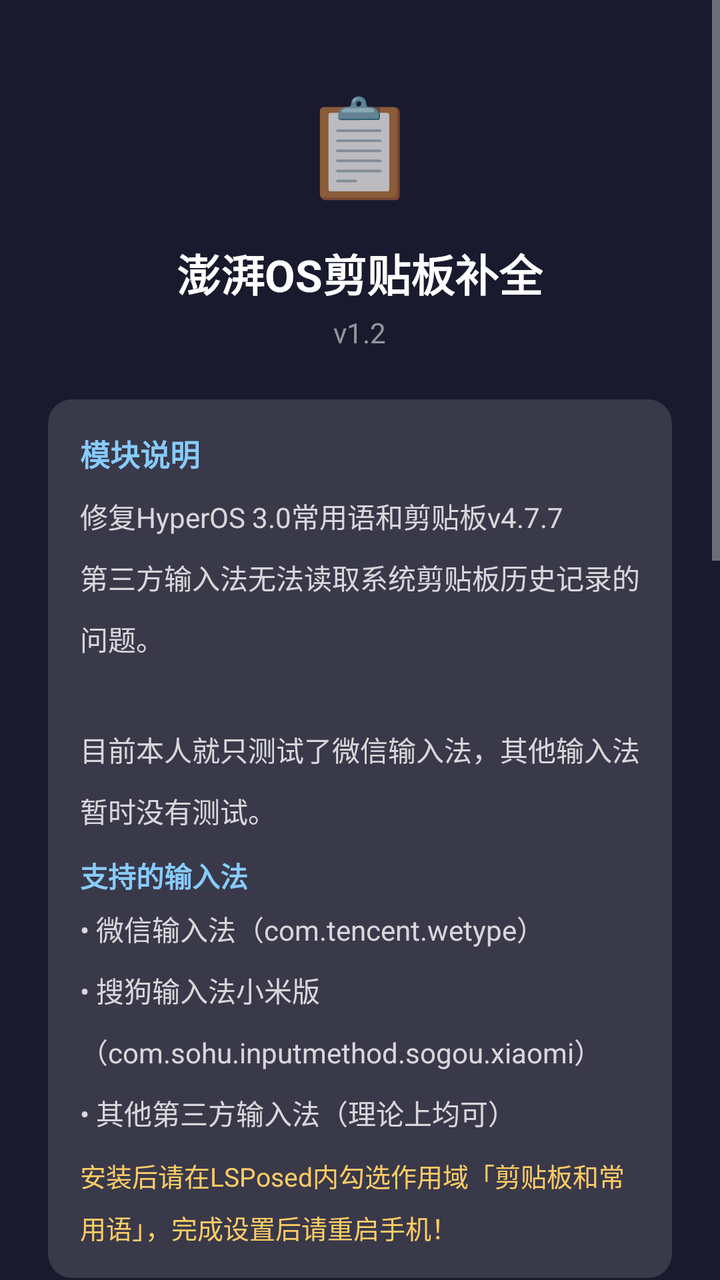
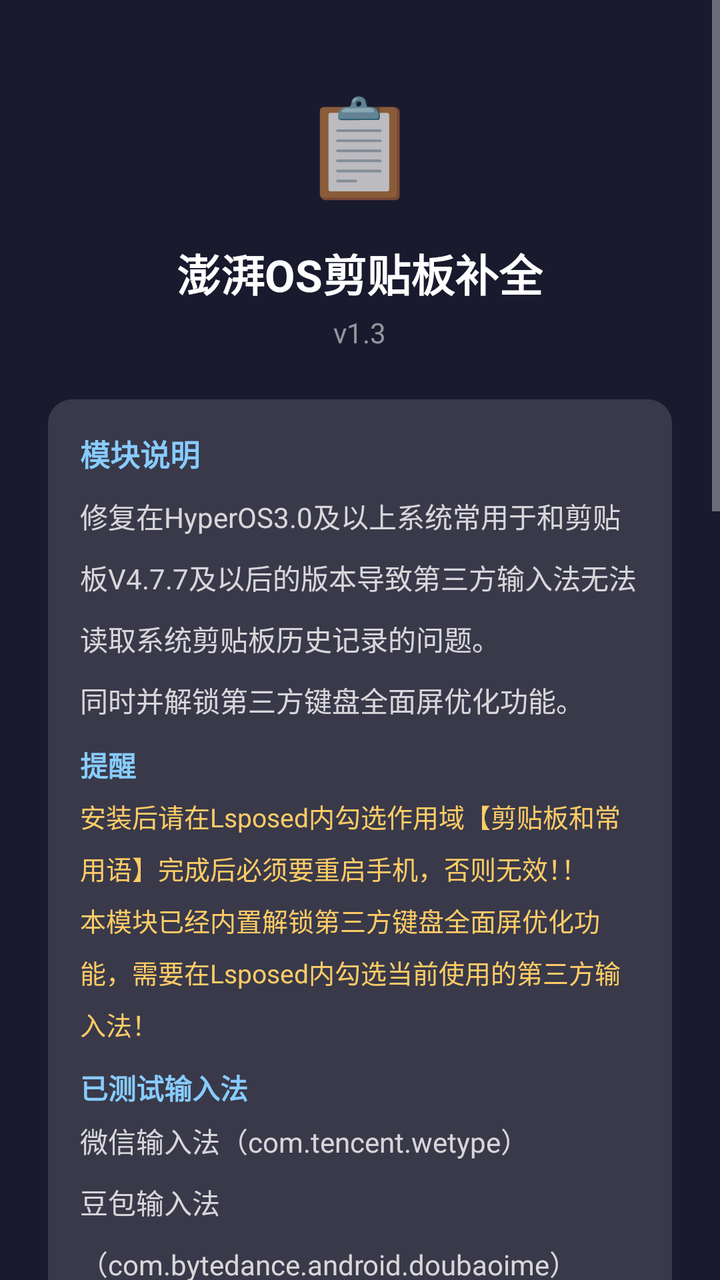

Screens rendered from an Android XML layout before and after an edit, with the pre-edit source and the edit as a unified diff.
<!-- AndroidManifest.xml: activity theme android:Theme.Material.NoActionBar -->
<!-- res/layout/activity_about.xml -->
<?xml version="1.0" encoding="utf-8"?>

<ScrollView xmlns:android="http://schemas.android.com/apk/res/android"
    android:layout_width="match_parent"
    android:layout_height="match_parent"
    android:background="#FF1A1A2E"
    android:fillViewport="true">

    <LinearLayout
        android:layout_width="match_parent"
        android:layout_height="wrap_content"
        android:orientation="vertical"
        android:padding="24dp"
        android:gravity="center_horizontal">

        
        <TextView
            android:layout_width="wrap_content"
            android:layout_height="wrap_content"
            android:text="📋"
            android:textSize="48sp"
            android:layout_marginTop="16dp"
            android:layout_marginBottom="16dp" />

        
        <TextView
            android:layout_width="wrap_content"
            android:layout_height="wrap_content"
            android:text="澎湃OS剪贴板补全"
            android:textColor="#FFFFFFFF"
            android:textSize="22sp"
            android:textStyle="bold"
            android:layout_marginBottom="4dp" />

        
        <TextView
            android:layout_width="wrap_content"
            android:layout_height="wrap_content"
            android:text="v1.2"
            android:textColor="#88FFFFFF"
            android:textSize="14sp"
            android:layout_marginBottom="24dp" />

        
        <LinearLayout
            android:layout_width="match_parent"
            android:layout_height="wrap_content"
            android:background="@drawable/card_bg"
            android:orientation="vertical"
            android:padding="16dp"
            android:layout_marginBottom="16dp">

            <TextView
                android:layout_width="wrap_content"
                android:layout_height="wrap_content"
                android:text="模块说明"
                android:textColor="#FF88CCFF"
                android:textSize="15sp"
                android:textStyle="bold"
                android:layout_marginBottom="10dp" />

            <TextView
                android:layout_width="match_parent"
                android:layout_height="wrap_content"
                android:text="修复HyperOS 3.0常用语和剪贴板v4.7.7&#10;第三方输入法无法读取系统剪贴板历史记录的问题。&#10;&#10;目前本人就只测试了微信输入法，其他输入法暂时没有测试。"
                android:textColor="#CCFFFFFF"
                android:textSize="14sp"
                android:lineSpacingMultiplier="1.5" />

            <TextView
                android:layout_width="match_parent"
                android:layout_height="wrap_content"
                android:text="支持的输入法"
                android:textColor="#FF88CCFF"
                android:textSize="14sp"
                android:textStyle="bold"
                android:layout_marginTop="12dp"
                android:layout_marginBottom="6dp" />

            <TextView
                android:layout_width="match_parent"
                android:layout_height="wrap_content"
                android:text="• 微信输入法（com.tencent.wetype）&#10;• 搜狗输入法小米版（com.sohu.inputmethod.sogou.xiaomi）&#10;• 其他第三方输入法（理论上均可）"
                android:textColor="#CCFFFFFF"
                android:textSize="14sp"
                android:lineSpacingMultiplier="1.5" />

            <TextView
                android:layout_width="match_parent"
                android:layout_height="wrap_content"
                android:text="安装后请在LSPosed内勾选作用域「剪贴板和常用语」，完成设置后请重启手机！"
                android:textColor="#FFCC66"
                android:textSize="13sp"
                android:layout_marginTop="12dp"
                android:lineSpacingMultiplier="1.4" />
        </LinearLayout>

        
        <LinearLayout
            android:layout_width="match_parent"
            android:layout_height="wrap_content"
            android:background="@drawable/card_bg"
            android:orientation="vertical"
            android:padding="16dp"
            android:layout_marginBottom="16dp">

            <TextView
                android:layout_width="wrap_content"
                android:layout_height="wrap_content"
                android:text="意见反馈"
                android:textColor="#FF88CCFF"
                android:textSize="15sp"
                android:textStyle="bold"
                android:layout_marginBottom="10dp" />

            <TextView
                android:layout_width="match_parent"
                android:layout_height="wrap_content"
                android:text="如您有更好的建议或发现对其他输入法不生效，&#10;请通过微博、酷安反馈，反馈时请提供您使用的输入法包名。"
                android:textColor="#CCFFFFFF"
                android:textSize="14sp"
                android:lineSpacingMultiplier="1.5" />

            
            <LinearLayout
                android:layout_width="wrap_content"
                android:layout_height="wrap_content"
                android:orientation="horizontal"
                android:layout_marginTop="10dp"
                android:layout_marginBottom="4dp">

                <TextView
                    android:layout_width="wrap_content"
                    android:layout_height="wrap_content"
                    android:text="酷安："
                    android:textColor="#88FFFFFF"
                    android:textSize="14sp" />

                <TextView
                    android:id="@+id/tvCoolapk"
                    android:layout_width="wrap_content"
                    android:layout_height="wrap_content"
                    android:text="江上晚"
                    android:textColor="#FF66AAFF"
                    android:textSize="14sp"
                    android:background="?android:attr/selectableItemBackground" />
            </LinearLayout>

            
            <LinearLayout
                android:layout_width="wrap_content"
                android:layout_height="wrap_content"
                android:orientation="horizontal"
                android:layout_marginBottom="4dp">

                <TextView
                    android:layout_width="wrap_content"
                    android:layout_height="wrap_content"
                    android:text="微博："
                    android:textColor="#88FFFFFF"
                    android:textSize="14sp" />

                <TextView
                    android:id="@+id/tvWeibo"
                    android:layout_width="wrap_content"
                    android:layout_height="wrap_content"
                    android:text="李十六的日记本"
                    android:textColor="#FF66AAFF"
                    android:textSize="14sp"
                    android:background="?android:attr/selectableItemBackground" />
            </LinearLayout>

            
            <LinearLayout
                android:layout_width="wrap_content"
                android:layout_height="wrap_content"
                android:orientation="horizontal">

                <TextView
                    android:layout_width="wrap_content"
                    android:layout_height="wrap_content"
                    android:text="GitHub："
                    android:textColor="#88FFFFFF"
                    android:textSize="14sp" />

                <TextView
                    android:id="@+id/tvGithub"
                    android:layout_width="wrap_content"
                    android:layout_height="wrap_content"
                    android:text="jiangshangwan/ClipboardFix"
                    android:textColor="#FF66AAFF"
                    android:textSize="14sp"
                    android:background="?android:attr/selectableItemBackground" />
            </LinearLayout>
        </LinearLayout>

        
        <LinearLayout
            android:layout_width="match_parent"
            android:layout_height="wrap_content"
            android:background="@drawable/card_bg"
            android:orientation="vertical"
            android:padding="16dp"
            android:layout_marginBottom="16dp"
            android:gravity="center_horizontal">

            <TextView
                android:layout_width="wrap_content"
                android:layout_height="wrap_content"
                android:text="☕ 打赏支持"
                android:textColor="#FF88CCFF"
                android:textSize="15sp"
                android:textStyle="bold"
                android:layout_marginBottom="12dp" />

            <TextView
                android:layout_width="wrap_content"
                android:layout_height="wrap_content"
                android:text="您的支持就是我的最大动力"
                android:textColor="#CCFFFFFF"
                android:textSize="14sp"
                android:layout_marginBottom="16dp" />

            <ImageView
                android:id="@+id/imgDonate"
                android:layout_width="200dp"
                android:layout_height="200dp"
                android:src="@drawable/donate_qrcode"
                android:scaleType="fitCenter"
                android:layout_marginBottom="8dp" />

            <TextView
                android:layout_width="wrap_content"
                android:layout_height="wrap_content"
                android:text="点击图片 → 保存并打开微信「扫一扫→相册」"
                android:textColor="#88FFFFFF"
                android:textSize="12sp" />
        </LinearLayout>

        
        <Button
            android:id="@+id/btnCheckUpdate"
            android:layout_width="match_parent"
            android:layout_height="48dp"
            android:text="🔍 检查更新"
            android:textColor="#FFFFFFFF"
            android:textSize="15sp"
            android:background="@drawable/btn_show_bg"
            android:layout_marginTop="8dp"
            android:layout_marginBottom="12dp" />

        
        <Button
            android:id="@+id/btnHideIcon"
            android:layout_width="match_parent"
            android:layout_height="48dp"
            android:text="隐藏桌面图标"
            android:textColor="#FFFFFFFF"
            android:textSize="15sp"
            android:background="@drawable/btn_hide_bg"
            android:layout_marginBottom="16dp" />

        
        <TextView
            android:layout_width="wrap_content"
            android:layout_height="wrap_content"
            android:text="by 江上晚"
            android:textColor="#44FFFFFF"
            android:textSize="12sp"
            android:layout_marginBottom="16dp" />

    </LinearLayout>
</ScrollView>
<!-- resources referenced by this layout -->
<resources>
  <!-- drawable btn_hide_bg (drawable) -->
  <?xml version="1.0" encoding="utf-8"?>
  <shape xmlns:android="http://schemas.android.com/apk/res/android"
      android:shape="rectangle">
      <solid android:color="#33FF4444" />
      <corners android:radius="8dp" />
      <stroke android:width="1dp" android:color="#66FF4444" />
  </shape>
  <!-- drawable btn_show_bg (drawable) -->
  <?xml version="1.0" encoding="utf-8"?>
  <shape xmlns:android="http://schemas.android.com/apk/res/android"
      android:shape="rectangle">
      <solid android:color="#3344FF44" />
      <corners android:radius="8dp" />
      <stroke android:width="1dp" android:color="#6644FF44" />
  </shape>
  <!-- drawable card_bg (drawable) -->
  <?xml version="1.0" encoding="utf-8"?>
  <shape xmlns:android="http://schemas.android.com/apk/res/android"
      android:shape="rectangle">
      <solid android:color="#22FFFFFF" />
      <corners android:radius="12dp" />
  </shape>
  <!-- drawable donate_qrcode: png bitmap (drawable, 155019 bytes) -->
</resources>

<!-- the commit's change to res/layout/activity_about.xml (unified diff, before → after) -->
@@ -36,7 +36,7 @@
         <TextView
             android:layout_width="wrap_content"
             android:layout_height="wrap_content"
-            android:text="v1.2"
+            android:text="v1.3"
             android:textColor="#88FFFFFF"
             android:textSize="14sp"
             android:layout_marginBottom="24dp" />
@@ -62,7 +62,7 @@
             <TextView
                 android:layout_width="match_parent"
                 android:layout_height="wrap_content"
-                android:text="修复HyperOS 3.0常用语和剪贴板v4.7.7&#10;第三方输入法无法读取系统剪贴板历史记录的问题。&#10;&#10;目前本人就只测试了微信输入法，其他输入法暂时没有测试。"
+                android:text="修复在HyperOS3.0及以上系统常用于和剪贴板V4.7.7及以后的版本导致第三方输入法无法读取系统剪贴板历史记录的问题。&#10;同时并解锁第三方键盘全面屏优化功能。"
                 android:textColor="#CCFFFFFF"
                 android:textSize="14sp"
                 android:lineSpacingMultiplier="1.5" />
@@ -70,7 +70,7 @@
             <TextView
                 android:layout_width="match_parent"
                 android:layout_height="wrap_content"
-                android:text="支持的输入法"
+                android:text="提醒"
                 android:textColor="#FF88CCFF"
                 android:textSize="14sp"
                 android:textStyle="bold"
@@ -80,19 +80,28 @@
             <TextView
                 android:layout_width="match_parent"
                 android:layout_height="wrap_content"
-                android:text="• 微信输入法（com.tencent.wetype）&#10;• 搜狗输入法小米版（com.sohu.inputmethod.sogou.xiaomi）&#10;• 其他第三方输入法（理论上均可）"
-                android:textColor="#CCFFFFFF"
-                android:textSize="14sp"
-                android:lineSpacingMultiplier="1.5" />
-
-            <TextView
-                android:layout_width="match_parent"
-                android:layout_height="wrap_content"
-                android:text="安装后请在LSPosed内勾选作用域「剪贴板和常用语」，完成设置后请重启手机！"
+                android:text="安装后请在Lsposed内勾选作用域【剪贴板和常用语】完成后必须要重启手机，否则无效！！&#10;本模块已经内置解锁第三方键盘全面屏优化功能，需要在Lsposed内勾选当前使用的第三方输入法！"
                 android:textColor="#FFCC66"
                 android:textSize="13sp"
+                android:lineSpacingMultiplier="1.4" />
+
+            <TextView
+                android:layout_width="match_parent"
+                android:layout_height="wrap_content"
+                android:text="已测试输入法"
+                android:textColor="#FF88CCFF"
+                android:textSize="14sp"
+                android:textStyle="bold"
                 android:layout_marginTop="12dp"
-                android:lineSpacingMultiplier="1.4" />
+                android:layout_marginBottom="6dp" />
+
+            <TextView
+                android:layout_width="match_parent"
+                android:layout_height="wrap_content"
+                android:text="微信输入法（com.tencent.wetype）&#10;豆包输入法（com.bytedance.android.doubaoime）&#10;搜狗输入法（com.sohu.inputmethod.sogou）&#10;讯飞输入法（com.iflytek.inputmethod）&#10;百度输入法（com.baidu.input）"
+                android:textColor="#CCFFFFFF"
+                android:textSize="14sp"
+                android:lineSpacingMultiplier="1.5" />
         </LinearLayout>
 
         
